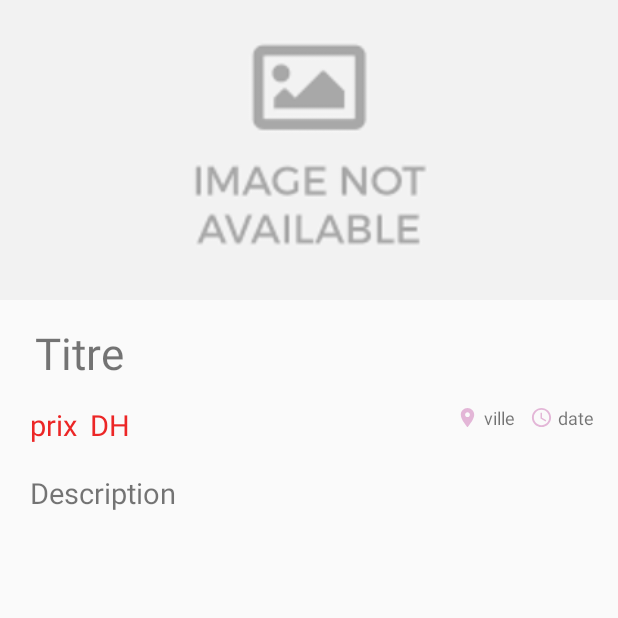
After one commit to AbdessamadAouissi/PFE_Android, an Android app: the DetailAnnonce screen opened directly, with no data from a screen before it, on a phone screen of 412 x 824 dp, the top half of it. The commit adds this screen. Run offline under Robolectric (Android 15) with nearby library versions, the phone set to English and light mode, and no system bars; Roboto replaces fonts that are not available here.

Commit message:
L'ajoute de Recherche et detail

```diff
--- /dev/null
+++ b/app/src/main/java/com/example/pfe_test/DetailAnnonce.java
@@ -0,0 +1,44 @@
+package com.example.pfe_test;
+
+import androidx.appcompat.app.AppCompatActivity;
+
+import android.os.Bundle;
+import android.widget.ImageView;
+import android.widget.TextView;
+
+import com.bumptech.glide.Glide;
+
+public class DetailAnnonce extends AppCompatActivity {
+
+    private ImageView image;
+    private TextView titre, description, prix, date, ville;
+
+    @Override
+    protected void onCreate(Bundle savedInstanceState) {
+        super.onCreate(savedInstanceState);
+        setContentView(R.layout.activity_detail_annonce);
+
+        image =(ImageView) findViewById(R.id.imgview);
+        titre =(TextView) findViewById(R.id.tv_titre);
+        description =(TextView) findViewById(R.id.tv_descr);
+        prix =(TextView) findViewById(R.id.tv_prix);
+        date =(TextView) findViewById(R.id.tv_date);
+        ville =(TextView) findViewById(R.id.tv_ville);
+
+        Bundle bundle = getIntent().getExtras();
+        if (bundle!=null){
+
+            titre.setText(bundle.getString("titre"));
+            description.setText(bundle.getString("description"));
+            prix.setText(bundle.getString("prix"));
+            date.setText(bundle.getString("date"));
+            ville.setText(bundle.getString("ville"));
+
+            Glide.with(this)
+                    .load(bundle.getString("image"))
+                    .into(image);
+
+        }
+
+    }
+}
--- a/app/src/main/java/com/example/pfe_test/modele/annonce.java
+++ /dev/null
@@ -1,5 +0,0 @@
-package com.example.pfe_test.modele;
-
-public class annonce {
-
-}
--- /dev/null
+++ b/app/src/main/res/drawable/date.xml
@@ -0,0 +1,6 @@
+<vector android:height="15dp" android:tint="#E3B6D7"
+    android:viewportHeight="24" android:viewportWidth="24"
+    android:width="15dp" xmlns:android="http://schemas.android.com/apk/res/android">
+    <path android:fillColor="@android:color/white" android:pathData="M11.99,2C6.47,2 2,6.48 2,12s4.47,10 9.99,10C17.52,22 22,17.52 22,12S17.52,2 11.99,2zM12,20c-4.42,0 -8,-3.58 -8,-8s3.58,-8 8,-8 8,3.58 8,8 -3.58,8 -8,8z"/>
+    <path android:fillColor="@android:color/white" android:pathData="M12.5,7H11v6l5.25,3.15 0.75,-1.23 -4.5,-2.67z"/>
+</vector>
--- a/app/src/main/res/drawable/room.xml
+++ b/app/src/main/res/drawable/room.xml
@@ -1,5 +1,5 @@
-<vector android:height="24dp" android:tint="#E3B6D7"
+<vector android:height="20dp" android:tint="#4AA87A"
     android:viewportHeight="24.0" android:viewportWidth="24.0"
-    android:width="24dp" xmlns:android="http://schemas.android.com/apk/res/android">
+    android:width="20dp" xmlns:android="http://schemas.android.com/apk/res/android">
     <path android:fillColor="#FF000000" android:pathData="M12,2C8.13,2 5,5.13 5,9c0,5.25 7,13 7,13s7,-7.75 7,-13c0,-3.87 -3.13,-7 -7,-7zM12,11.5c-1.38,0 -2.5,-1.12 -2.5,-2.5s1.12,-2.5 2.5,-2.5 2.5,1.12 2.5,2.5 -1.12,2.5 -2.5,2.5z"/>
 </vector>
--- a/app/src/main/res/drawable/schedule.xml
+++ b/app/src/main/res/drawable/schedule.xml
@@ -1,5 +1,5 @@
-<vector android:height="24dp" android:tint="#E3B6D7"
+<vector android:height="20dp" android:tint="#4AA87A"
     android:viewportHeight="24.0" android:viewportWidth="24.0"
-    android:width="24dp" xmlns:android="http://schemas.android.com/apk/res/android">
+    android:width="20dp" xmlns:android="http://schemas.android.com/apk/res/android">
     <path android:fillColor="#FF000000" android:pathData="M11.99,2C6.47,2 2,6.48 2,12s4.47,10 9.99,10C17.52,22 22,17.52 22,12S17.52,2 11.99,2zM12,20c-4.42,0 -8,-3.58 -8,-8s3.58,-8 8,-8 8,3.58 8,8 -3.58,8 -8,8zM12.5,7L11,7v6l5.25,3.15 0.75,-1.23 -4.5,-2.67z"/>
 </vector>
--- /dev/null
+++ b/app/src/main/res/drawable/search.xml
@@ -0,0 +1,5 @@
+<vector android:height="24dp" android:tint="#4AA87A"
+    android:viewportHeight="24" android:viewportWidth="24"
+    android:width="24dp" xmlns:android="http://schemas.android.com/apk/res/android">
+    <path android:fillColor="@android:color/white" android:pathData="M15.5,14h-0.79l-0.28,-0.27C15.41,12.59 16,11.11 16,9.5 16,5.91 13.09,3 9.5,3S3,5.91 3,9.5 5.91,16 9.5,16c1.61,0 3.09,-0.59 4.23,-1.57l0.27,0.28v0.79l5,4.99L20.49,19l-4.99,-5zM9.5,14C7.01,14 5,11.99 5,9.5S7.01,5 9.5,5 14,7.01 14,9.5 11.99,14 9.5,14z"/>
+</vector>
--- /dev/null
+++ b/app/src/main/res/drawable/ville.xml
@@ -0,0 +1,5 @@
+<vector android:height="15dp" android:tint="#E3B6D7"
+    android:viewportHeight="24" android:viewportWidth="24"
+    android:width="15dp" xmlns:android="http://schemas.android.com/apk/res/android">
+    <path android:fillColor="@android:color/white" android:pathData="M12,2C8.13,2 5,5.13 5,9c0,5.25 7,13 7,13s7,-7.75 7,-13c0,-3.87 -3.13,-7 -7,-7zM12,11.5c-1.38,0 -2.5,-1.12 -2.5,-2.5s1.12,-2.5 2.5,-2.5 2.5,1.12 2.5,2.5 -1.12,2.5 -2.5,2.5z"/>
+</vector>
--- /dev/null
+++ b/app/src/main/res/layout/activity_detail_annonce.xml
@@ -0,0 +1,104 @@
+<?xml version="1.0" encoding="utf-8"?>
+<LinearLayout xmlns:android="http://schemas.android.com/apk/res/android"
+    xmlns:app="http://schemas.android.com/apk/res-auto"
+    xmlns:tools="http://schemas.android.com/tools"
+    android:layout_width="match_parent"
+    android:layout_height="match_parent"
+    android:orientation="vertical"
+    tools:context=".DetailAnnonce">
+
+    <ImageView
+        android:layout_width="match_parent"
+        android:layout_height="200dp"
+        android:id="@+id/imgview"
+        android:src="@drawable/index"
+        android:scaleType="centerCrop"
+        />
+
+    <RelativeLayout
+        android:layout_width="match_parent"
+        android:layout_height="match_parent"
+        android:padding="10dp">
+
+        <TextView
+            android:id="@+id/tv_titre"
+            android:layout_width="382dp"
+            android:layout_height="wrap_content"
+            android:layout_alignParentStart="true"
+            android:layout_alignParentTop="true"
+            android:layout_alignParentEnd="true"
+            android:layout_marginStart="13dp"
+            android:layout_marginTop="5dp"
+            android:layout_marginEnd="6dp"
+            android:text="Titre"
+            android:textSize="29sp" />
+
+        <TextView
+            android:id="@+id/tv_prix"
+            android:layout_width="wrap_content"
+            android:layout_height="30dp"
+            android:layout_below="@+id/tv_titre"
+            android:layout_alignParentStart="true"
+            android:layout_marginStart="10dp"
+            android:layout_marginTop="15dp"
+            android:layout_marginEnd="7dp"
+            android:text="prix"
+            android:textColor="#EC2626"
+            android:textSize="19sp" />
+
+        <TextView
+            android:layout_width="wrap_content"
+            android:layout_height="wrap_content"
+            android:layout_below="@+id/tv_titre"
+            android:layout_marginStart="1dp"
+            android:layout_marginTop="15dp"
+            android:layout_toEndOf="@+id/tv_prix"
+            android:textColor="#EC2626"
+            android:textSize="19sp"
+            android:text="DH" />
+
+
+        <LinearLayout
+            android:layout_width="wrap_content"
+            android:layout_height="wrap_content"
+            android:layout_below="@+id/tv_titre"
+            android:layout_alignParentEnd="true"
+            android:layout_marginTop="15dp"
+            android:layout_marginEnd="6dp">
+
+            <TextView
+                android:id="@+id/tv_ville"
+                android:layout_width="wrap_content"
+                android:layout_height="wrap_content"
+                android:layout_marginEnd="10dp"
+                android:drawableLeft="@drawable/ville"
+                android:drawablePadding="3dp"
+                android:text="ville"
+                android:textSize="12sp" />
+
+            <TextView
+                android:id="@+id/tv_date"
+                android:layout_width="wrap_content"
+                android:layout_height="wrap_content"
+                android:drawableLeft="@drawable/date"
+                android:drawablePadding="3dp"
+                android:text="date"
+                android:textSize="12sp" />
+
+        </LinearLayout>
+
+        <TextView
+            android:id="@+id/tv_descr"
+            android:layout_width="wrap_content"
+            android:layout_height="wrap_content"
+            android:layout_below="@+id/tv_prix"
+            android:layout_alignParentStart="true"
+            android:layout_marginStart="10dp"
+            android:layout_marginTop="15dp"
+            android:text="Description"
+            android:textSize="19sp" />
+
+    </RelativeLayout>
+
+
+</LinearLayout>
```
Also changed, not shown: app/src/main/AndroidManifest.xml (+6 -3 lines), app/src/main/java/com/example/pfe_test/AjouterAnnonceActivity.java (+8 -3 lines), app/src/main/java/com/example/pfe_test/Fragments/fragmentAccueil.java (+37 -3 lines), app/src/main/java/com/example/pfe_test/controleur/myAdapter.java (+31 -2 lines), app/src/main/java/com/example/pfe_test/controleur/viewHolder.java (+7 -0 lines), app/src/main/res/layout/activity_accueil.xml (+25 -3 lines), app/src/main/res/layout/activity_ajouter_annonce.xml (+1 -7 lines), app/src/main/res/layout/formatview.xml (+20 -6 lines).
